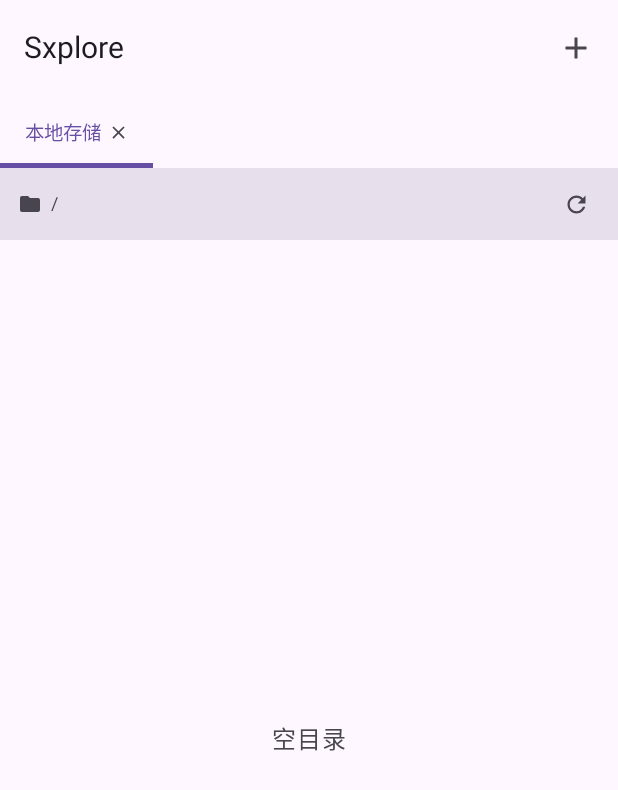
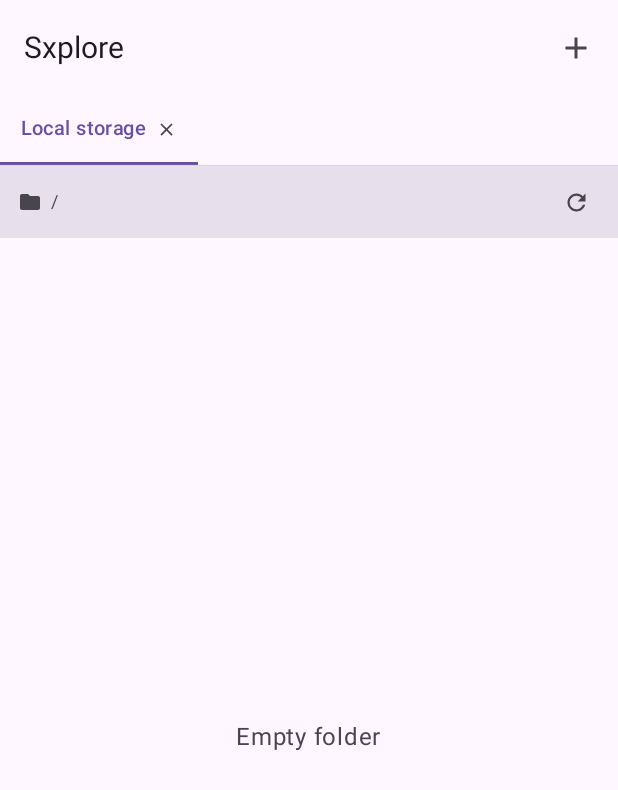
Before and after one commit to gitsang/sxplore, an Android app built with Jetpack Compose: the composable AppRoot shown on its own in the app's theme, on a phone screen of 412 x 824 dp. Shown: the top 790 px of the screen. Run offline under Robolectric (Android 15) with nearby library versions, the phone set to English and light mode, and no system bars; 3 statements that could not run were skipped.

Commit message:
fix: crash on new tab (Material3 ScrollableTabRow IndexOutOfBounds)
Root cause: ScrollableTabRow indicator reads tabPositions[selectedTabIndex]
before the position list is re-measured when the tab count changes
(TabRow.kt:502, Index 1 out of bounds for length 1).

Replace it with SxploreTabRow, a custom horizontalScroll tab strip where
each tab renders its own indicator from its own selected flag; auto-scroll
keeps the active tab visible.

Also: convert all remaining UI strings, comments and docs to English.

```diff
--- a/app/src/main/java/com/sxplore/app/MainActivity.kt
+++ b/app/src/main/java/com/sxplore/app/MainActivity.kt
@@ -94,9 +94,9 @@ private fun PermissionGate(content: @Composable () -> Unit) {
             verticalArrangement = Arrangement.Center,
             horizontalAlignment = Alignment.CenterHorizontally,
         ) {
-            Text("需要文件访问权限", fontSize = 20.sp)
+            Text("File access required", fontSize = 20.sp)
             Text(
-                "Sxplore 是文件管理器，需要访问设备存储才能浏览和管理本地文件。\nSMB 网络文件不受此权限影响。",
+                "Sxplore is a file manager and needs access to device storage to browse and manage local files.\nSMB network files are not affected by this permission.",
                 fontSize = 14.sp,
                 modifier = Modifier.padding(vertical = 16.dp),
                 color = MaterialTheme.colorScheme.onSurfaceVariant,
@@ -118,7 +118,7 @@ private fun PermissionGate(content: @Composable () -> Unit) {
                         )
                     )
                 }
-            }) { Text("授予权限") }
+            }) { Text("Grant access") }
         }
     }
 }
--- a/app/src/main/java/com/sxplore/app/SxploreApp.kt
+++ b/app/src/main/java/com/sxplore/app/SxploreApp.kt
@@ -19,7 +19,7 @@ class SxploreApp : Application() {
     }
 }
 
-/** 轻量依赖容器：全局代理 + 连接存储 + VFS 工厂。 */
+/** Lightweight DI container: global proxy + connection store + VFS factories. */
 class AppContainer(context: Context) {
 
     val connectionStore = ConnectionStore(context)
--- a/app/src/main/java/com/sxplore/app/data/ConnectionStore.kt
+++ b/app/src/main/java/com/sxplore/app/data/ConnectionStore.kt
@@ -9,8 +9,8 @@ import kotlinx.serialization.json.Json
 import java.util.UUID
 
 /**
- * SMB 连接持久化：EncryptedSharedPreferences（AES256-GCM），
- * 凭据不以明文落盘。
+ * SMB connection persistence via EncryptedSharedPreferences (AES256-GCM);
+ * credentials are never stored in plaintext.
  */
 class ConnectionStore(context: Context) {
 
--- a/app/src/main/java/com/sxplore/app/ui/AppRoot.kt
+++ b/app/src/main/java/com/sxplore/app/ui/AppRoot.kt
@@ -1,44 +1,54 @@
 package com.sxplore.app.ui
 
+import androidx.compose.foundation.background
 import androidx.compose.foundation.clickable
+import androidx.compose.foundation.horizontalScroll
 import androidx.compose.foundation.layout.Box
 import androidx.compose.foundation.layout.Column
+import androidx.compose.foundation.layout.IntrinsicSize
 import androidx.compose.foundation.layout.Row
 import androidx.compose.foundation.layout.Spacer
 import androidx.compose.foundation.layout.fillMaxSize
 import androidx.compose.foundation.layout.fillMaxWidth
+import androidx.compose.foundation.layout.height
 import androidx.compose.foundation.layout.padding
 import androidx.compose.foundation.layout.size
 import androidx.compose.foundation.layout.width
 import androidx.compose.foundation.layout.widthIn
 import androidx.compose.foundation.pager.HorizontalPager
 import androidx.compose.foundation.pager.rememberPagerState
+import androidx.compose.foundation.rememberScrollState
 import androidx.compose.material.icons.Icons
 import androidx.compose.material.icons.filled.Add
 import androidx.compose.material.icons.filled.Close
 import androidx.compose.material.icons.filled.ContentPaste
 import androidx.compose.material3.ExperimentalMaterial3Api
+import androidx.compose.material3.HorizontalDivider
 import androidx.compose.material3.Icon
 import androidx.compose.material3.IconButton
 import androidx.compose.material3.MaterialTheme
 import androidx.compose.material3.Scaffold
-import androidx.compose.material3.ScrollableTabRow
 import androidx.compose.material3.SnackbarHost
 import androidx.compose.material3.SnackbarHostState
 import androidx.compose.material3.Surface
-import androidx.compose.material3.Tab
 import androidx.compose.material3.Text
 import androidx.compose.material3.TextButton
 import androidx.compose.material3.TopAppBar
 import androidx.compose.runtime.Composable
 import androidx.compose.runtime.LaunchedEffect
+import androidx.compose.runtime.mutableStateMapOf
 import androidx.compose.runtime.remember
 import androidx.compose.ui.Alignment
 import androidx.compose.ui.Modifier
+import androidx.compose.ui.graphics.Color
+import androidx.compose.ui.layout.onGloballyPositioned
+import androidx.compose.ui.layout.positionInParent
+import androidx.compose.ui.text.font.FontWeight
 import androidx.compose.ui.text.style.TextOverflow
 import androidx.compose.ui.unit.dp
 import androidx.compose.ui.unit.sp
 import com.sxplore.app.vfs.VfsPaths
+import kotlin.math.roundToInt
 
 @OptIn(ExperimentalMaterial3Api::class)
 @Composable
@@ -71,40 +81,12 @@ fun AppRoot(vm: AppViewModel) {
                             vm.refreshConnections()
                             vm.showNewTab = true
                         }) {
-                            Icon(Icons.Filled.Add, "新建标签页")
+                            Icon(Icons.Filled.Add, "New tab")
                         }
                     },
                 )
-                ScrollableTabRow(
-                    selectedTabIndex = vm.activeIndex.coerceIn(0, (vm.tabs.size - 1).coerceAtLeast(0)),
-                    edgePadding = 0.dp,
-                ) {
-                    vm.tabs.forEachIndexed { i, tab ->
-                        Tab(
-                            selected = i == vm.activeIndex,
-                            onClick = { vm.activeIndex = i },
-                            text = {
-                                Row(verticalAlignment = Alignment.CenterVertically) {
-                                    Text(
-                                        tab.title,
-                                        maxLines = 1,
-                                        overflow = TextOverflow.Ellipsis,
-                                        modifier = Modifier.widthIn(max = 140.dp),
-                                        fontSize = 13.sp,
-                                    )
-                                    Spacer(Modifier.width(4.dp))
-                                    Icon(
-                                        Icons.Filled.Close, "关闭标签页",
-                                        Modifier
-                                            .size(14.dp)
-                                            .clickable { vm.closeTab(i) },
-                                        tint = MaterialTheme.colorScheme.onSurfaceVariant,
-                                    )
-                                }
-                            },
-                        )
-                    }
-                }
+                SxploreTabRow(vm)
+                HorizontalDivider(thickness = 0.5.dp)
             }
         },
         bottomBar = {
@@ -118,15 +100,15 @@ fun AppRoot(vm: AppViewModel) {
                             Icon(Icons.Filled.ContentPaste, null, Modifier.size(16.dp))
                             Spacer(Modifier.width(8.dp))
                             Text(
-                                "${if (op.move) "移动" else "复制"}: ${VfsPaths.name(op.srcPath)}",
+                                "${if (op.move) "Move" else "Copy"}: ${VfsPaths.name(op.srcPath)}",
                                 Modifier.weight(1f),
                                 fontSize = 12.sp,
                                 maxLines = 1,
                                 overflow = TextOverflow.Ellipsis,
                             )
-                            TextButton(onClick = { vm.paste() }) { Text("粘贴到当前目录") }
+                            TextButton(onClick = { vm.paste() }) { Text("Paste here") }
                             IconButton(onClick = { vm.clipboard = null }) {
-                                Icon(Icons.Filled.Close, "清除剪贴板", Modifier.size(16.dp))
+                                Icon(Icons.Filled.Close, "Clear clipboard", Modifier.size(16.dp))
                             }
                         }
                     }
@@ -142,7 +124,7 @@ fun AppRoot(vm: AppViewModel) {
         }
     }
 
-    // ---------- 对话框 ----------
+    // ---------- Dialogs ----------
 
     if (vm.showNewTab) {
         NewTabDialog(vm)
@@ -204,3 +186,79 @@ fun AppRoot(vm: AppViewModel) {
         TransferDialog(t)
     }
 }
+
+/**
+ * Custom scrollable tab strip.
+ *
+ * Replaces Material3 ScrollableTabRow, which crashes with
+ * IndexOutOfBoundsException (TabRow.kt:502) when the tab count changes:
+ * its indicator reads tabPositions[selectedTabIndex] before the position
+ * list is re-measured for the new count. Here each tab draws its own
+ * indicator from its own selected flag, so no shared list can go stale.
+ */
+@Composable
+private fun SxploreTabRow(vm: AppViewModel) {
+    val scrollState = rememberScrollState()
+    val tabOffsets = remember { mutableStateMapOf<Int, Int>() }
+
+    // Keep the active tab visible when selection changes or tabs are added/removed.
+    LaunchedEffect(vm.activeIndex, vm.tabs.size, tabOffsets[vm.activeIndex]) {
+        tabOffsets[vm.activeIndex]?.let { x ->
+            scrollState.animateScrollTo(x.coerceAtLeast(0))
+        }
+    }
+
+    Row(
+        Modifier
+            .fillMaxWidth()
+            .horizontalScroll(scrollState),
+    ) {
+        vm.tabs.forEachIndexed { i, tab ->
+            val selected = i == vm.activeIndex
+            Column(
+                horizontalAlignment = Alignment.CenterHorizontally,
+                modifier = Modifier
+                    .onGloballyPositioned { coords ->
+                        tabOffsets[i] = coords.positionInParent().x.roundToInt()
+                    }
+                    .clickable { vm.activeIndex = i }
+                    .width(IntrinsicSize.Max),
+            ) {
+                Row(
+                    verticalAlignment = Alignment.CenterVertically,
+                    modifier = Modifier.padding(horizontal = 14.dp, vertical = 10.dp),
+                ) {
+                    Text(
+                        tab.title,
+                        maxLines = 1,
+                        overflow = TextOverflow.Ellipsis,
+                        modifier = Modifier.widthIn(max = 140.dp),
+                        fontSize = 13.sp,
+                        fontWeight = if (selected) FontWeight.SemiBold else FontWeight.Normal,
+                        color = if (selected) {
+                            MaterialTheme.colorScheme.primary
+                        } else {
+                            MaterialTheme.colorScheme.onSurfaceVariant
+                        },
+                    )
+                    Spacer(Modifier.width(6.dp))
+                    Icon(
+                        Icons.Filled.Close, "Close tab",
+                        Modifier
+                            .size(14.dp)
+                            .clickable { vm.closeTab(i) },
+                        tint = MaterialTheme.colorScheme.onSurfaceVariant,
+                    )
+                }
+                Box(
+                    Modifier
+                        .fillMaxWidth()
+                        .height(2.dp)
+                        .background(
+                            if (selected) MaterialTheme.colorScheme.primary else Color.Transparent
+                        ),
+                )
+            }
+        }
+    }
+}
--- a/app/src/main/java/com/sxplore/app/ui/FileTreeScreen.kt
+++ b/app/src/main/java/com/sxplore/app/ui/FileTreeScreen.kt
@@ -48,7 +48,7 @@ fun FileTreeScreen(vm: AppViewModel, index: Int) {
     val rows = remember(tab) { vm.flatten(tab) }
 
     Column(Modifier.fillMaxSize()) {
-        // 当前目录栏（粘贴目标）
+        // Current folder bar (paste destination)
         Surface(color = MaterialTheme.colorScheme.surfaceVariant) {
             Row(
                 Modifier.fillMaxWidth().padding(start = 12.dp, end = 4.dp),
@@ -69,7 +69,7 @@ fun FileTreeScreen(vm: AppViewModel, index: Int) {
                     color = MaterialTheme.colorScheme.onSurfaceVariant,
                 )
                 IconButton(onClick = { vm.refreshAll(index) }) {
-                    Icon(Icons.Filled.Refresh, "刷新", Modifier.size(18.dp))
+                    Icon(Icons.Filled.Refresh, "Refresh", Modifier.size(18.dp))
                 }
             }
         }
@@ -80,18 +80,18 @@ fun FileTreeScreen(vm: AppViewModel, index: Int) {
             }
             tab.rootError != null -> Box(Modifier.fillMaxSize(), Alignment.Center) {
                 Column(horizontalAlignment = Alignment.CenterHorizontally) {
-                    Text("加载失败", color = MaterialTheme.colorScheme.error)
+                    Text("Failed to load", color = MaterialTheme.colorScheme.error)
                     Text(
                         tab.rootError ?: "",
                         fontSize = 12.sp,
                         modifier = Modifier.padding(8.dp),
                         color = MaterialTheme.colorScheme.onSurfaceVariant,
                     )
-                    TextButton(onClick = { vm.loadRoot(index) }) { Text("重试") }
+                    TextButton(onClick = { vm.loadRoot(index) }) { Text("Retry") }
                 }
             }
             rows.isEmpty() -> Box(Modifier.fillMaxSize(), Alignment.Center) {
-                Text("空目录", color = MaterialTheme.colorScheme.onSurfaceVariant)
+                Text("Empty folder", color = MaterialTheme.colorScheme.onSurfaceVariant)
             }
             else -> LazyColumn(Modifier.fillMaxSize()) {
                 items(rows, key = { it.entry.path }) { row ->
--- a/app/src/main/java/com/sxplore/app/vfs/LocalVfs.kt
+++ b/app/src/main/java/com/sxplore/app/vfs/LocalVfs.kt
@@ -9,14 +9,14 @@ import java.io.OutputStream
 import java.io.RandomAccessFile
 
 /**
- * 本地存储 VFS，根目录为外部存储根（需要"所有文件访问"权限）。
+ * Local storage VFS rooted at the external storage root (requires "All files access").
  */
 class LocalVfs : Vfs {
 
     val root: File = Environment.getExternalStorageDirectory()
 
     override val id: String = "local"
-    override val displayName: String = "本地存储"
+    override val displayName: String = "Local storage"
 
     fun realFile(path: String): File =
         if (path == "/" || path.isEmpty()) root else File(root, path.trimStart('/'))
@@ -34,13 +34,13 @@ class LocalVfs : Vfs {
 
     override fun list(path: String): List<VfsEntry> {
         val dir = realFile(path)
-        val files = dir.listFiles() ?: throw IllegalStateException("无法读取目录: $path")
+        val files = dir.listFiles() ?: throw IllegalStateException("Cannot read directory: $path")
         return files.map { toEntry(it) }
     }
 
     override fun stat(path: String): VfsEntry {
         val f = realFile(path)
-        if (!f.exists()) throw IllegalStateException("文件不存在: $path")
+        if (!f.exists()) throw IllegalStateException("File not found: $path")
         return toEntry(f)
     }
 
@@ -70,19 +70,19 @@ class LocalVfs : Vfs {
 
     override fun mkdir(path: String) {
         val f = realFile(path)
-        if (!f.exists() && !f.mkdirs()) throw IllegalStateException("创建目录失败: $path")
+        if (!f.exists() && !f.mkdirs()) throw IllegalStateException("Failed to create directory: $path")
     }
 
     override fun delete(path: String) {
         val f = realFile(path)
-        if (!f.deleteRecursively()) throw IllegalStateException("删除失败: $path")
+        if (!f.deleteRecursively()) throw IllegalStateException("Delete failed: $path")
     }
 
     override fun rename(path: String, newName: String) {
         val f = realFile(path)
         val target = File(f.parentFile, newName)
-        if (target.exists()) throw IllegalStateException("目标已存在: $newName")
-        if (!f.renameTo(target)) throw IllegalStateException("重命名失败: $path")
+        if (target.exists()) throw IllegalStateException("Target already exists: $newName")
+        if (!f.renameTo(target)) throw IllegalStateException("Rename failed: $path")
     }
 
     override fun close() {}
--- a/app/src/main/java/com/sxplore/app/vfs/SmbConnectionInfo.kt
+++ b/app/src/main/java/com/sxplore/app/vfs/SmbConnectionInfo.kt
@@ -3,7 +3,7 @@ package com.sxplore.app.vfs
 import kotlinx.serialization.Serializable
 
 /**
- * SMB 连接配置。id 用于持久化去重。
+ * SMB connection settings. id is used for persistence and deduplication.
  */
 @Serializable
 data class SmbConnectionInfo(
--- a/app/src/main/java/com/sxplore/app/vfs/TransferEngine.kt
+++ b/app/src/main/java/com/sxplore/app/vfs/TransferEngine.kt
@@ -1,8 +1,8 @@
 package com.sxplore.app.vfs
 
 /**
- * 跨 VFS 复制引擎：递归收集 → 逐文件流式拷贝 → 进度回调。
- * 移动 = 复制 + 删除源。全程流式，不落盘中转。
+ * Cross-VFS copy engine: recursive plan -> streamed file-by-file copy -> progress callbacks.
+ * Move = copy + delete source. Fully streamed, no intermediate files on disk.
  */
 object TransferEngine {
 
--- a/app/src/main/res/xml/network_security_config.xml
+++ b/app/src/main/res/xml/network_security_config.xml
@@ -1,6 +1,6 @@
 <?xml version="1.0" encoding="utf-8"?>
 <network-security-config>
-    <!-- 仅允许对本机流式代理的明文 HTTP；SMB 走 445 原生协议不受影响 -->
+    <!-- Allow cleartext HTTP only for the local streaming proxy; SMB uses native port 445 and is unaffected -->
     <domain-config cleartextTrafficPermitted="true">
         <domain includeSubdomains="false">127.0.0.1</domain>
         <domain includeSubdomains="false">localhost</domain>
```
Also changed, not shown: app/src/main/java/com/sxplore/app/player/PlayerActivity.kt (+6 -6 lines), app/src/main/java/com/sxplore/app/proxy/StreamProxy.kt (+8 -6 lines), app/src/main/java/com/sxplore/app/ui/AppViewModel.kt (+26 -26 lines), app/src/main/java/com/sxplore/app/ui/Dialogs.kt (+48 -48 lines), app/src/main/java/com/sxplore/app/vfs/SmbVfs.kt (+4 -4 lines), app/src/main/java/com/sxplore/app/vfs/Vfs.kt (+9 -9 lines), 2 other files.
